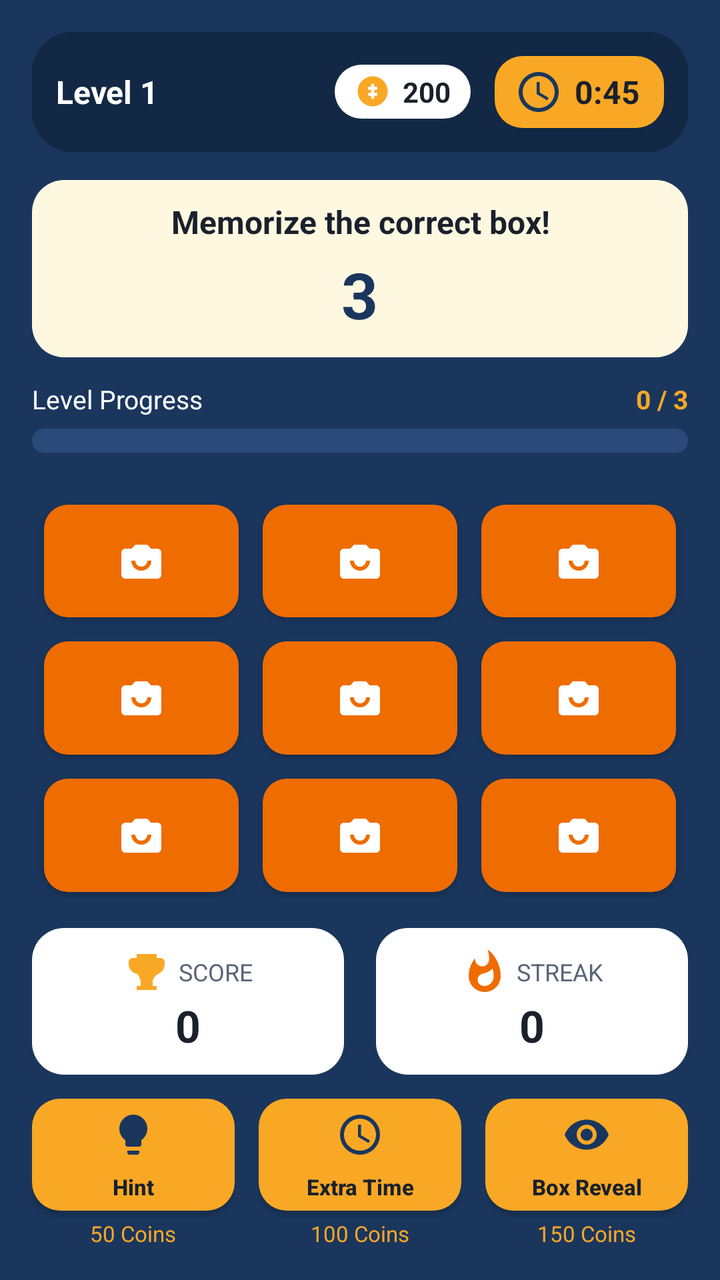
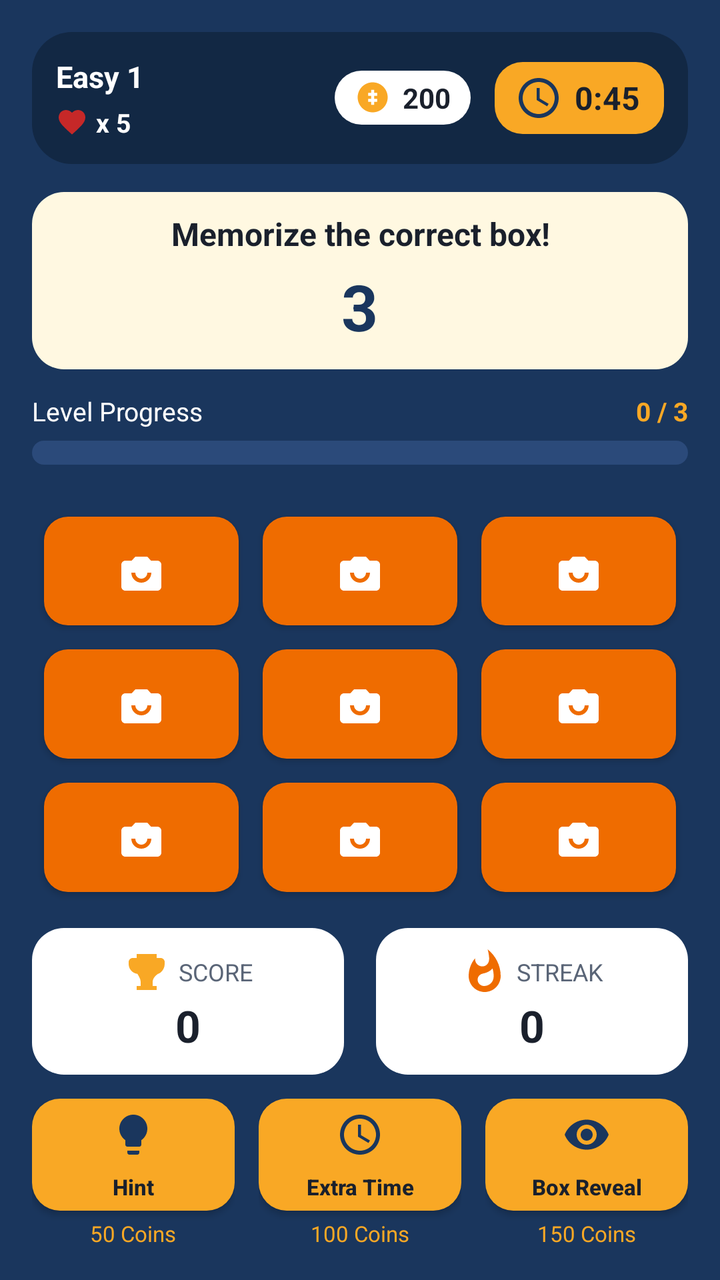

Before-and-after screenshots of an Android layout around one commit, followed by the original layout XML and the change that was made.
<!-- AndroidManifest.xml: application theme Theme.BoxSelector -->
<!-- res/layout/activity_gameplay.xml -->
<?xml version="1.0" encoding="utf-8"?>
<LinearLayout xmlns:android="http://schemas.android.com/apk/res/android"
    android:layout_width="match_parent"
    android:layout_height="match_parent"
    android:background="@color/deep_blue"
    android:orientation="vertical"
    android:padding="16dp">

    
    <LinearLayout
        android:layout_width="match_parent"
        android:layout_height="wrap_content"
        android:background="@drawable/bg_top_bar"
        android:gravity="center_vertical"
        android:padding="12dp">

        <TextView
            android:id="@+id/tvLevel"
            android:layout_width="0dp"
            android:layout_height="wrap_content"
            android:layout_weight="1"
            android:text="Level 1"
            android:textColor="@color/white"
            android:textSize="16sp"
            android:textStyle="bold" />

        <LinearLayout
            android:layout_width="wrap_content"
            android:layout_height="wrap_content"
            android:background="@drawable/bg_card"
            android:gravity="center_vertical"
            android:paddingStart="10dp"
            android:paddingTop="4dp"
            android:paddingEnd="10dp"
            android:paddingBottom="4dp">

            <ImageView
                android:layout_width="18dp"
                android:layout_height="18dp"
                android:contentDescription="@string/coins"
                android:src="@drawable/ic_coin" />

            <TextView
                android:id="@+id/tvCoins"
                android:layout_width="wrap_content"
                android:layout_height="wrap_content"
                android:layout_marginStart="6dp"
                android:text="200"
                android:textColor="@color/text_dark"
                android:textSize="14sp"
                android:textStyle="bold" />
        </LinearLayout>

        <TextView
            android:id="@+id/tvTimer"
            android:layout_width="wrap_content"
            android:layout_height="wrap_content"
            android:layout_marginStart="12dp"
            android:background="@drawable/bg_button_yellow"
            android:drawableStart="@drawable/ic_time"
            android:drawablePadding="6dp"
            android:gravity="center_vertical"
            android:paddingStart="10dp"
            android:paddingTop="6dp"
            android:paddingEnd="12dp"
            android:paddingBottom="6dp"
            android:text="0:45"
            android:textColor="@color/text_dark"
            android:textSize="16sp"
            android:textStyle="bold" />
    </LinearLayout>

    
    <LinearLayout
        android:layout_width="match_parent"
        android:layout_height="wrap_content"
        android:layout_marginTop="14dp"
        android:background="@drawable/bg_card_yellow"
        android:gravity="center"
        android:orientation="vertical"
        android:padding="10dp">

        <TextView
            android:id="@+id/tvStatus"
            android:layout_width="match_parent"
            android:layout_height="wrap_content"
            android:gravity="center"
            android:text="@string/memorize_box"
            android:textColor="@color/text_dark"
            android:textSize="16sp"
            android:textStyle="bold" />

        <TextView
            android:id="@+id/tvMemorizeCount"
            android:layout_width="wrap_content"
            android:layout_height="wrap_content"
            android:layout_marginTop="4dp"
            android:text="3"
            android:textColor="@color/deep_blue"
            android:textSize="32sp"
            android:textStyle="bold" />
    </LinearLayout>

    
    <LinearLayout
        android:layout_width="match_parent"
        android:layout_height="wrap_content"
        android:layout_marginTop="12dp"
        android:gravity="center_vertical"
        android:orientation="horizontal">

        <TextView
            android:id="@+id/tvProgressLabel"
            android:layout_width="0dp"
            android:layout_height="wrap_content"
            android:layout_weight="1"
            android:text="Level Progress"
            android:textColor="@color/white"
            android:textSize="13sp" />

        <TextView
            android:id="@+id/tvTarget"
            android:layout_width="wrap_content"
            android:layout_height="wrap_content"
            android:text="0 / 3"
            android:textColor="@color/yellow_accent"
            android:textSize="13sp"
            android:textStyle="bold" />
    </LinearLayout>

    <ProgressBar
        android:id="@+id/progressBar"
        style="@android:style/Widget.ProgressBar.Horizontal"
        android:layout_width="match_parent"
        android:layout_height="12dp"
        android:layout_marginTop="6dp"
        android:max="100"
        android:progress="0"
        android:progressDrawable="@drawable/bg_progress" />

    
    <GridLayout
        android:id="@+id/gridBoxes"
        android:layout_width="match_parent"
        android:layout_height="0dp"
        android:layout_marginTop="20dp"
        android:layout_weight="1"
        android:alignmentMode="alignMargins"
        android:columnCount="3"
        android:rowCount="3">

        <Button
            android:id="@+id/btnBox1"
            android:layout_width="0dp"
            android:layout_height="0dp"
            android:layout_rowWeight="1"
            android:layout_columnWeight="1"
            android:layout_margin="6dp"
            android:background="@drawable/bg_box"
            android:drawableTop="@drawable/ic_box_small"
            android:gravity="center"
            android:paddingTop="16dp"
            android:text=""
            android:textColor="@color/white" />

        <Button
            android:id="@+id/btnBox2"
            android:layout_width="0dp"
            android:layout_height="0dp"
            android:layout_rowWeight="1"
            android:layout_columnWeight="1"
            android:layout_margin="6dp"
            android:background="@drawable/bg_box"
            android:drawableTop="@drawable/ic_box_small"
            android:gravity="center"
            android:paddingTop="16dp"
            android:text=""
            android:textColor="@color/white" />

        <Button
            android:id="@+id/btnBox3"
            android:layout_width="0dp"
            android:layout_height="0dp"
            android:layout_rowWeight="1"
            android:layout_columnWeight="1"
            android:layout_margin="6dp"
            android:background="@drawable/bg_box"
            android:drawableTop="@drawable/ic_box_small"
            android:gravity="center"
            android:paddingTop="16dp"
            android:text=""
            android:textColor="@color/white" />

        <Button
            android:id="@+id/btnBox4"
            android:layout_width="0dp"
            android:layout_height="0dp"
            android:layout_rowWeight="1"
            android:layout_columnWeight="1"
            android:layout_margin="6dp"
            android:background="@drawable/bg_box"
            android:drawableTop="@drawable/ic_box_small"
            android:gravity="center"
            android:paddingTop="16dp"
            android:text=""
            android:textColor="@color/white" />

        <Button
            android:id="@+id/btnBox5"
            android:layout_width="0dp"
            android:layout_height="0dp"
            android:layout_rowWeight="1"
            android:layout_columnWeight="1"
            android:layout_margin="6dp"
            android:background="@drawable/bg_box"
            android:drawableTop="@drawable/ic_box_small"
            android:gravity="center"
            android:paddingTop="16dp"
            android:text=""
            android:textColor="@color/white" />

        <Button
            android:id="@+id/btnBox6"
            android:layout_width="0dp"
            android:layout_height="0dp"
            android:layout_rowWeight="1"
            android:layout_columnWeight="1"
            android:layout_margin="6dp"
            android:background="@drawable/bg_box"
            android:drawableTop="@drawable/ic_box_small"
            android:gravity="center"
            android:paddingTop="16dp"
            android:text=""
            android:textColor="@color/white" />

        <Button
            android:id="@+id/btnBox7"
            android:layout_width="0dp"
            android:layout_height="0dp"
            android:layout_rowWeight="1"
            android:layout_columnWeight="1"
            android:layout_margin="6dp"
            android:background="@drawable/bg_box"
            android:drawableTop="@drawable/ic_box_small"
            android:gravity="center"
            android:paddingTop="16dp"
            android:text=""
            android:textColor="@color/white" />

        <Button
            android:id="@+id/btnBox8"
            android:layout_width="0dp"
            android:layout_height="0dp"
            android:layout_rowWeight="1"
            android:layout_columnWeight="1"
            android:layout_margin="6dp"
            android:background="@drawable/bg_box"
            android:drawableTop="@drawable/ic_box_small"
            android:gravity="center"
            android:paddingTop="16dp"
            android:text=""
            android:textColor="@color/white" />

        <Button
            android:id="@+id/btnBox9"
            android:layout_width="0dp"
            android:layout_height="0dp"
            android:layout_rowWeight="1"
            android:layout_columnWeight="1"
            android:layout_margin="6dp"
            android:background="@drawable/bg_box"
            android:drawableTop="@drawable/ic_box_small"
            android:gravity="center"
            android:paddingTop="16dp"
            android:text=""
            android:textColor="@color/white" />
    </GridLayout>

    
    <LinearLayout
        android:layout_width="match_parent"
        android:layout_height="wrap_content"
        android:layout_marginTop="12dp"
        android:orientation="horizontal">

        <LinearLayout
            android:layout_width="0dp"
            android:layout_height="wrap_content"
            android:layout_marginEnd="8dp"
            android:layout_weight="1"
            android:background="@drawable/bg_card"
            android:gravity="center"
            android:orientation="vertical"
            android:padding="10dp">

            <TextView
                android:layout_width="wrap_content"
                android:layout_height="wrap_content"
                android:drawableStart="@drawable/ic_score"
                android:drawablePadding="4dp"
                android:gravity="center_vertical"
                android:text="SCORE"
                android:textColor="@color/text_gray"
                android:textSize="12sp" />

            <TextView
                android:id="@+id/tvScore"
                android:layout_width="wrap_content"
                android:layout_height="wrap_content"
                android:text="0"
                android:textColor="@color/text_dark"
                android:textSize="22sp"
                android:textStyle="bold" />
        </LinearLayout>

        <LinearLayout
            android:layout_width="0dp"
            android:layout_height="wrap_content"
            android:layout_marginStart="8dp"
            android:layout_weight="1"
            android:background="@drawable/bg_card"
            android:gravity="center"
            android:orientation="vertical"
            android:padding="10dp">

            <TextView
                android:layout_width="wrap_content"
                android:layout_height="wrap_content"
                android:drawableStart="@drawable/ic_flame"
                android:drawablePadding="4dp"
                android:gravity="center_vertical"
                android:text="STREAK"
                android:textColor="@color/text_gray"
                android:textSize="12sp" />

            <TextView
                android:id="@+id/tvStreak"
                android:layout_width="wrap_content"
                android:layout_height="wrap_content"
                android:text="0"
                android:textColor="@color/text_dark"
                android:textSize="22sp"
                android:textStyle="bold" />
        </LinearLayout>
    </LinearLayout>

    
    <LinearLayout
        android:layout_width="match_parent"
        android:layout_height="wrap_content"
        android:layout_marginTop="12dp"
        android:orientation="horizontal">

        <LinearLayout
            android:layout_width="0dp"
            android:layout_height="wrap_content"
            android:layout_marginEnd="6dp"
            android:layout_weight="1"
            android:gravity="center"
            android:orientation="vertical">

            <Button
                android:id="@+id/btnHint"
                android:layout_width="match_parent"
                android:layout_height="56dp"
                android:background="@drawable/bg_button_yellow"
                android:drawableTop="@drawable/ic_hint"
                android:drawablePadding="2dp"
                android:gravity="center"
                android:paddingTop="6dp"
                android:text="@string/hint"
                android:textAllCaps="false"
                android:textColor="@color/text_dark"
                android:textSize="11sp"
                android:textStyle="bold" />

            <TextView
                android:id="@+id/tvHintPrice"
                android:layout_width="wrap_content"
                android:layout_height="wrap_content"
                android:layout_marginTop="4dp"
                android:text="50 Coins"
                android:textColor="@color/yellow_accent"
                android:textSize="11sp" />
        </LinearLayout>

        <LinearLayout
            android:layout_width="0dp"
            android:layout_height="wrap_content"
            android:layout_marginStart="6dp"
            android:layout_marginEnd="6dp"
            android:layout_weight="1"
            android:gravity="center"
            android:orientation="vertical">

            <Button
                android:id="@+id/btnExtraTime"
                android:layout_width="match_parent"
                android:layout_height="56dp"
                android:background="@drawable/bg_button_yellow"
                android:drawableTop="@drawable/ic_time"
                android:drawablePadding="2dp"
                android:gravity="center"
                android:paddingTop="6dp"
                android:text="@string/extra_time"
                android:textAllCaps="false"
                android:textColor="@color/text_dark"
                android:textSize="11sp"
                android:textStyle="bold" />

            <TextView
                android:id="@+id/tvExtraTimePrice"
                android:layout_width="wrap_content"
                android:layout_height="wrap_content"
                android:layout_marginTop="4dp"
                android:text="100 Coins"
                android:textColor="@color/yellow_accent"
                android:textSize="11sp" />
        </LinearLayout>

        <LinearLayout
            android:layout_width="0dp"
            android:layout_height="wrap_content"
            android:layout_marginStart="6dp"
            android:layout_weight="1"
            android:gravity="center"
            android:orientation="vertical">

            <Button
                android:id="@+id/btnBoxReveal"
                android:layout_width="match_parent"
                android:layout_height="56dp"
                android:background="@drawable/bg_button_yellow"
                android:drawableTop="@drawable/ic_reveal"
                android:drawablePadding="2dp"
                android:gravity="center"
                android:paddingTop="6dp"
                android:text="@string/box_reveal"
                android:textAllCaps="false"
                android:textColor="@color/text_dark"
                android:textSize="11sp"
                android:textStyle="bold" />

            <TextView
                android:id="@+id/tvBoxRevealPrice"
                android:layout_width="wrap_content"
                android:layout_height="wrap_content"
                android:layout_marginTop="4dp"
                android:text="150 Coins"
                android:textColor="@color/yellow_accent"
                android:textSize="11sp" />
        </LinearLayout>
    </LinearLayout>

</LinearLayout>
<!-- resources referenced by this layout -->
<resources>
  <color name="deep_blue">#1A365D</color>
  <color name="text_dark">#1A202C</color>
  <color name="text_gray">#5A6577</color>
  <color name="white">#FFFFFF</color>
  <color name="yellow_accent">#F9A825</color>
  <!-- drawable bg_box (drawable) -->
  <?xml version="1.0" encoding="utf-8"?>
  <shape xmlns:android="http://schemas.android.com/apk/res/android"
      android:shape="rectangle">
      <solid android:color="@color/box_orange" />
      <corners android:radius="12dp" />
  </shape>
  <!-- drawable bg_button_yellow (drawable) -->
  <?xml version="1.0" encoding="utf-8"?>
  <shape xmlns:android="http://schemas.android.com/apk/res/android"
      android:shape="rectangle">
      <solid android:color="@color/yellow_accent" />
      <corners android:radius="14dp" />
  </shape>
  <!-- drawable bg_card (drawable) -->
  <?xml version="1.0" encoding="utf-8"?>
  <shape xmlns:android="http://schemas.android.com/apk/res/android"
      android:shape="rectangle">
      <solid android:color="@color/white" />
      <corners android:radius="16dp" />
  </shape>
  <!-- drawable bg_card_yellow (drawable) -->
  <?xml version="1.0" encoding="utf-8"?>
  <shape xmlns:android="http://schemas.android.com/apk/res/android"
      android:shape="rectangle">
      <solid android:color="@color/yellow_light" />
      <corners android:radius="16dp" />
  </shape>
  <!-- drawable bg_top_bar (drawable) -->
  <?xml version="1.0" encoding="utf-8"?>
  <shape xmlns:android="http://schemas.android.com/apk/res/android"
      android:shape="rectangle">
      <solid android:color="@color/deep_blue_dark" />
      <corners android:radius="20dp" />
  </shape>
  <!-- drawable ic_coin (drawable) -->
  <?xml version="1.0" encoding="utf-8"?>
  <vector xmlns:android="http://schemas.android.com/apk/res/android"
      android:width="24dp"
      android:height="24dp"
      android:viewportWidth="24"
      android:viewportHeight="24">
      <path
          android:fillColor="#F9A825"
          android:pathData="M12,2C6.48,2 2,6.48 2,12s4.48,10 10,10s10,-4.48 10,-10S17.52,2 12,2z" />
      <path
          android:fillColor="#FFFFFF"
          android:pathData="M13,7h-2v2H9v2h2v2H9v2h2v2h2v-2h2v-2h-2v-2h2V9h-2V7z" />
  </vector>
  <!-- drawable ic_score (drawable) -->
  <?xml version="1.0" encoding="utf-8"?>
  <vector xmlns:android="http://schemas.android.com/apk/res/android"
      android:width="24dp"
      android:height="24dp"
      android:viewportWidth="24"
      android:viewportHeight="24">
      <path
          android:fillColor="#F9A825"
          android:pathData="M19,5h-2V3H7v2H5C3.9,5 3,5.9 3,7v1c0,2.55 1.92,4.63 4.39,4.94C8.13,14.23 9,15.53 9,17v2H7v2h10v-2h-2v-2c0,-1.47 0.87,-2.77 2.61,-4.06C19.08,12.63 21,10.55 21,8V7C21,5.9 20.1,5 19,5z" />
  </vector>
  <string name="box_reveal">Box Reveal</string>
  <string name="coins">Coins</string>
  <string name="extra_time">Extra Time</string>
  <string name="hint">Hint</string>
  <string name="memorize_box">Memorize the correct box!</string>
  <color name="box_orange">#EF6C00</color>
  <color name="yellow_light">#FFF8E1</color>
  <color name="deep_blue_light">#2B4A7A</color>
  <color name="deep_blue_dark">#122844</color>
  <!-- unchanged entries left out for length: 7 -->
</resources>

<!-- the commit's change to res/layout/activity_gameplay.xml (unified diff, before → after) -->
@@ -14,15 +14,44 @@
         android:gravity="center_vertical"
         android:padding="12dp">
 
-        <TextView
-            android:id="@+id/tvLevel"
-            android:layout_width="0dp"
-            android:layout_height="wrap_content"
-            android:layout_weight="1"
-            android:text="Level 1"
-            android:textColor="@color/white"
-            android:textSize="16sp"
-            android:textStyle="bold" />
+        <LinearLayout
+            android:layout_width="0dp"
+            android:layout_height="wrap_content"
+            android:layout_weight="1"
+            android:orientation="vertical">
+
+            <TextView
+                android:id="@+id/tvLevel"
+                android:layout_width="wrap_content"
+                android:layout_height="wrap_content"
+                android:text="Easy 1"
+                android:textColor="@color/white"
+                android:textSize="15sp"
+                android:textStyle="bold" />
+
+            <LinearLayout
+                android:layout_width="wrap_content"
+                android:layout_height="wrap_content"
+                android:layout_marginTop="4dp"
+                android:gravity="center_vertical">
+
+                <ImageView
+                    android:layout_width="16dp"
+                    android:layout_height="16dp"
+                    android:contentDescription="@string/lives"
+                    android:src="@drawable/ic_heart" />
+
+                <TextView
+                    android:id="@+id/tvLives"
+                    android:layout_width="wrap_content"
+                    android:layout_height="wrap_content"
+                    android:layout_marginStart="4dp"
+                    android:text="x 5"
+                    android:textColor="@color/white"
+                    android:textSize="13sp"
+                    android:textStyle="bold" />
+            </LinearLayout>
+        </LinearLayout>
 
         <LinearLayout
             android:layout_width="wrap_content"
<!-- resource entries referenced after the edit -->
@@ -54,6 +54,17 @@
           android:fillColor="#FFFFFF"
           android:pathData="M13,7h-2v2H9v2h2v2H9v2h2v2h2v-2h2v-2h-2v-2h2V9h-2V7z" />
   </vector>
+  <!-- drawable ic_heart (drawable) -->
+  <?xml version="1.0" encoding="utf-8"?>
+  <vector xmlns:android="http://schemas.android.com/apk/res/android"
+      android:width="24dp"
+      android:height="24dp"
+      android:viewportWidth="24"
+      android:viewportHeight="24">
+      <path
+          android:fillColor="#C62828"
+          android:pathData="M12,21.35l-1.45,-1.32C5.4,15.36 2,12.28 2,8.5C2,5.42 4.42,3 7.5,3c1.74,0 3.41,0.81 4.5,2.09C13.09,3.81 14.76,3 16.5,3C19.58,3 22,5.42 22,8.5c0,3.78 -3.4,6.86 -8.55,11.54L12,21.35z" />
+  </vector>
   <!-- drawable ic_score (drawable) -->
   <?xml version="1.0" encoding="utf-8"?>
   <vector xmlns:android="http://schemas.android.com/apk/res/android"
@@ -69,6 +80,7 @@
   <string name="coins">Coins</string>
   <string name="extra_time">Extra Time</string>
   <string name="hint">Hint</string>
+  <string name="lives">Lives</string>
   <string name="memorize_box">Memorize the correct box!</string>
   <color name="box_orange">#EF6C00</color>
   <color name="yellow_light">#FFF8E1</color>
